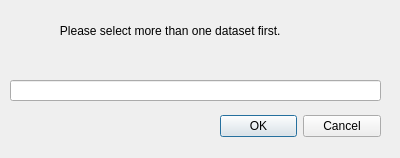
Before: the Qt Designer form WriteFunctionDialog.ui in RealAvocado/Qt_DataVisualization, drawn with Qt 5.
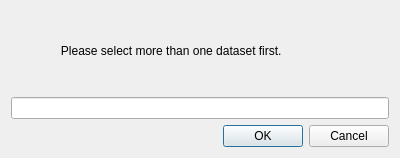
After: the same form once the commit is applied.

Diff of the .ui file:
```diff
--- a/WriteFunctionDialog.ui
+++ b/WriteFunctionDialog.ui
@@ -13,15 +13,19 @@
   <property name="windowTitle">
    <string>WriteFunctionsToPlot</string>
   </property>
+  <layout class="QGridLayout" name="gridLayout">
+   <item row="0" column="0">
+    <widget class="QLabel" name="label">
+     <property name="text">
+      <string>               Please select more than one dataset first.</string>
+     </property>
+    </widget>
+   </item>
+   <item row="1" column="0">
+    <widget class="QLineEdit" name="lineEdit"/>
+   </item>
+   <item row="2" column="0">
   <widget class="QDialogButtonBox" name="buttonBox">
-   <property name="geometry">
-    <rect>
-     <x>220</x>
-     <y>110</y>
-     <width>161</width>
-     <height>32</height>
-    </rect>
-   </property>
    <property name="orientation">
     <enum>Qt::Horizontal</enum>
    </property>
@@ -29,29 +33,8 @@
     <set>QDialogButtonBox::Cancel|QDialogButtonBox::Ok</set>
    </property>
   </widget>
-  <widget class="QLineEdit" name="lineEdit">
-   <property name="geometry">
-    <rect>
-     <x>10</x>
-     <y>80</y>
-     <width>371</width>
-     <height>21</height>
-    </rect>
-   </property>
-  </widget>
-  <widget class="QLabel" name="label">
-   <property name="geometry">
-    <rect>
-     <x>10</x>
-     <y>10</y>
-     <width>371</width>
-     <height>41</height>
-    </rect>
-   </property>
-   <property name="text">
-    <string>               Please select more than one dataset first.</string>
-   </property>
-  </widget>
+   </item>
+  </layout>
  </widget>
  <resources/>
  <connections>
```
Lines whose indentation alone changed are shown as unchanged.
